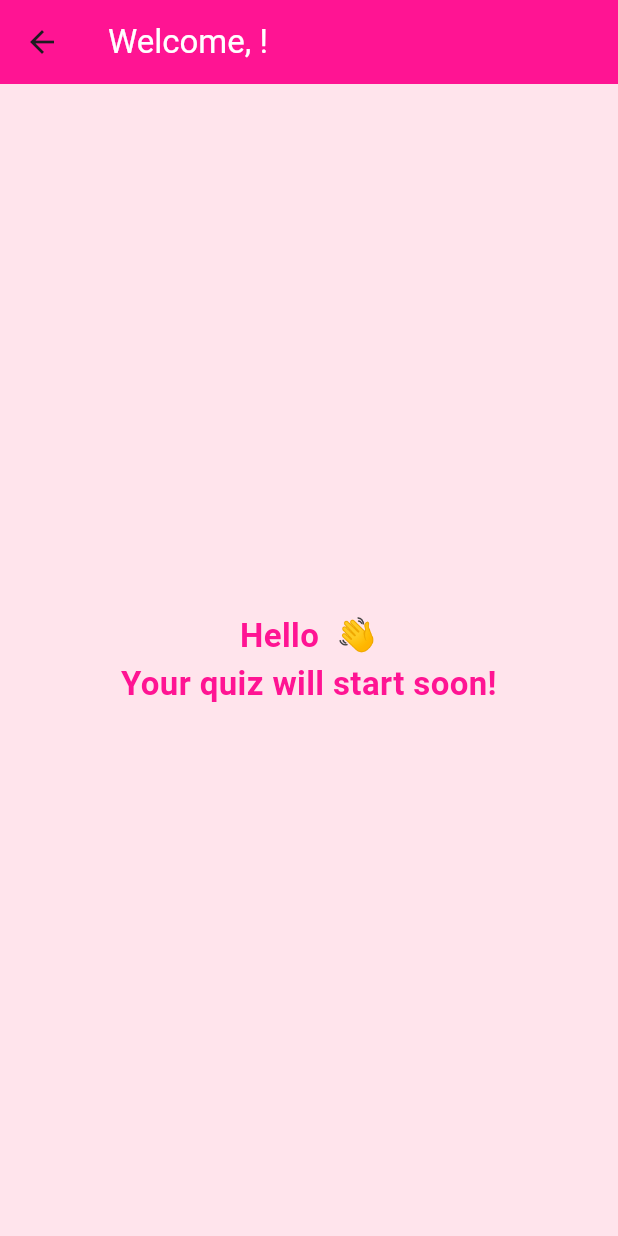
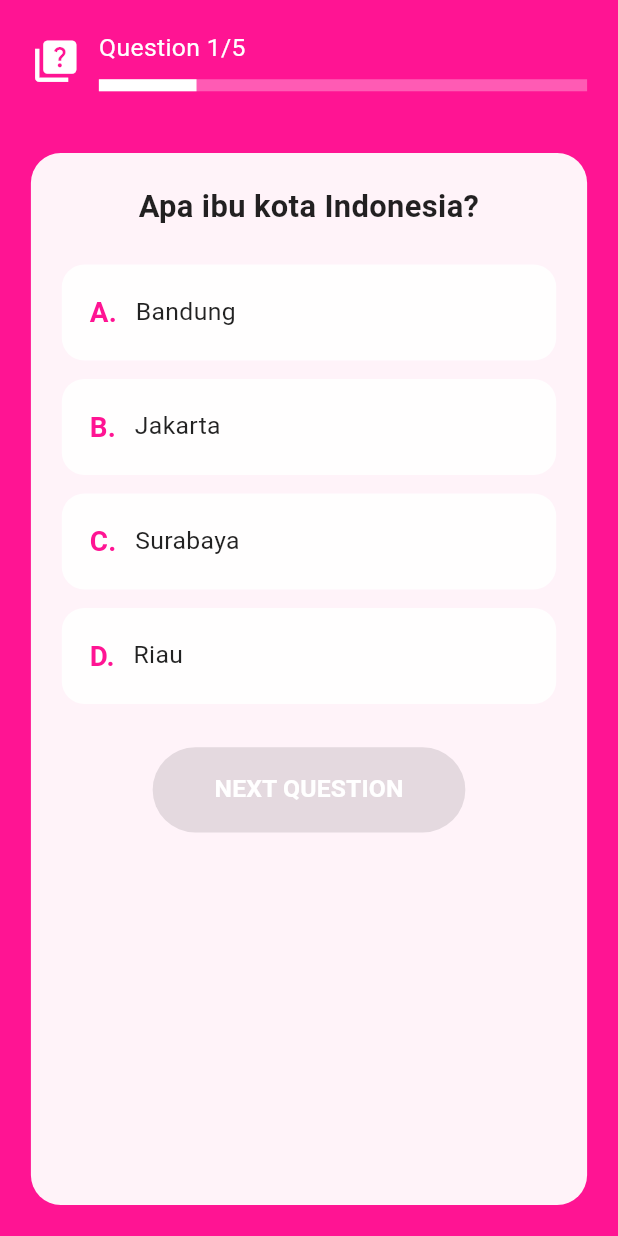
Before and after one commit to fadiyahmaisyarah/utslabpemmob_whizziequiz, a Flutter app: the QuizScreen screen opened directly with empty values, on a phone screen of 412 x 824 dp. Run offline on Flutter 3.47's test engine with Material 3 defaults, Android fonts, the phone set to English and light mode, and no system bars.

Commit message:
feat: create quiz screen with state management and create result screen with score display

```diff
--- a/lib/screen/quiz_screen.dart
+++ b/lib/screen/quiz_screen.dart
@@ -1,30 +1,171 @@
 import 'package:flutter/material.dart';
+import '../data/quiz_data.dart';
+import '../widgets/option_button.dart';
+import '../widgets/custom_button.dart';
+import 'result_screen.dart';
 
-class QuizScreen extends StatelessWidget {
+class QuizScreen extends StatefulWidget {
   final String userName;
 
   const QuizScreen({Key? key, required this.userName}) : super(key: key);
 
   @override
-  Widget build(BuildContext context) {
-    return Scaffold(
-      appBar: AppBar(
-        backgroundColor: const Color(0xFFFF1493),
-        title: Text(
-          'Welcome, $userName!',
-          style: const TextStyle(color: Colors.white),
+  State<QuizScreen> createState() => _QuizScreenState();
+}
+
+class _QuizScreenState extends State<QuizScreen> {
+  int currentQuestionIndex = 0;
+  int? selectedOptionIndex;
+  List<int?> userAnswers = List.filled(quizQuestions.length, null);
+
+  void _nextQuestion() {
+    if (selectedOptionIndex != null) {
+      setState(() {
+        userAnswers[currentQuestionIndex] = selectedOptionIndex;
+
+        if (currentQuestionIndex < quizQuestions.length - 1) {
+          currentQuestionIndex++;
+          selectedOptionIndex = userAnswers[currentQuestionIndex];
+        } else {
+          // Navigate to result screen
+          _goToResult();
+        }
+      });
+    }
+  }
+
+  void _goToResult() {
+    int score = 0;
+    for (int i = 0; i < quizQuestions.length; i++) {
+      if (userAnswers[i] == quizQuestions[i].correctAnswerIndex) {
+        score++;
+      }
+    }
+
+    Navigator.pushReplacement(
+      context,
+      MaterialPageRoute(
+        builder: (context) => ResultScreen(
+          userName: widget.userName,
+          score: score,
+          totalQuestions: quizQuestions.length,
         ),
       ),
-      backgroundColor: const Color(0xFFFFE4EC),
-      body: Center(
-        child: Text(
-          'Hello $userName 👋\nYour quiz will start soon!',
-          textAlign: TextAlign.center,
-          style: const TextStyle(
-            fontSize: 22,
-            fontWeight: FontWeight.bold,
-            color: Color(0xFFFF1493),
-          ),
+    );
+  }
+
+  @override
+  Widget build(BuildContext context) {
+    final screenHeight = MediaQuery.of(context).size.height;
+    final screenWidth = MediaQuery.of(context).size.width;
+    final currentQuestion = quizQuestions[currentQuestionIndex];
+
+    return Scaffold(
+      backgroundColor: const Color(0xFFFF1493),
+      body: SafeArea(
+        child: Column(
+          children: [
+            // Header dengan Progress
+            Padding(
+              padding: EdgeInsets.all(screenWidth * 0.05),
+              child: Row(
+                children: [
+                  Icon(Icons.quiz, color: Colors.white, size: screenWidth * 0.08),
+                  SizedBox(width: screenWidth * 0.03),
+                  Expanded(
+                    child: Column(
+                      crossAxisAlignment: CrossAxisAlignment.start,
+                      children: [
+                        Text(
+                          'Question ${currentQuestionIndex + 1}/${quizQuestions.length}',
+                          style: TextStyle(
+                            color: Colors.white,
+                            fontSize: screenWidth * 0.04,
+                          ),
+                        ),
+                        SizedBox(height: screenWidth * 0.02),
+                        LinearProgressIndicator(
+                          value: (currentQuestionIndex + 1) / quizQuestions.length,
+                          backgroundColor: Colors.white.withOpacity(0.3),
+                          valueColor: const AlwaysStoppedAnimation<Color>(Colors.white),
+                          minHeight: 8,
+                        ),
+                      ],
+                    ),
+                  ),
+                ],
+              ),
+            ),
+
+            // Question Card
+            Expanded(
+              child: Container(
+                width: screenWidth * 0.9,
+                margin: EdgeInsets.all(screenWidth * 0.05),
+                padding: EdgeInsets.all(screenWidth * 0.05),
+                decoration: BoxDecoration(
+                  color: Colors.white.withOpacity(0.95),
+                  borderRadius: BorderRadius.circular(20),
+                ),
+                child: SingleChildScrollView(
+                  child: Column(
+                    children: [
+                      // Gambar (jika ada)
+                      if (currentQuestion.imageUrl != null) ...[
+                        ClipRRect(
+                          borderRadius: BorderRadius.circular(15),
+                          child: Image.asset(
+                            currentQuestion.imageUrl!,
+                            height: screenHeight * 0.2,
+                            fit: BoxFit.contain,
+                          ),
+                        ),
+                        SizedBox(height: screenHeight * 0.02),
+                      ],
+
+                      // Pertanyaan
+                      Text(
+                        currentQuestion.question,
+                        style: TextStyle(
+                          fontSize: screenWidth * 0.05,
+                          fontWeight: FontWeight.bold,
+                          color: Colors.black87,
+                        ),
+                        textAlign: TextAlign.center,
+                      ),
+                      SizedBox(height: screenHeight * 0.03),
+
+                      // Pilihan Jawaban
+                      ...List.generate(
+                        currentQuestion.options.length,
+                            (index) => OptionButton(
+                          label: String.fromCharCode(65 + index) + '.',
+                          text: currentQuestion.options[index],
+                          isSelected: selectedOptionIndex == index,
+                          onTap: () {
+                            setState(() {
+                              selectedOptionIndex = index;
+                            });
+                          },
+                        ),
+                      ),
+
+                      SizedBox(height: screenHeight * 0.02),
+
+                      // Tombol Next/Finish
+                      CustomButton(
+                        text: currentQuestionIndex == quizQuestions.length - 1
+                            ? 'FINISH'
+                            : 'NEXT QUESTION',
+                        onPressed: _nextQuestion,
+                        isEnabled: selectedOptionIndex != null,
+                      ),
+                    ],
+                  ),
+                ),
+              ),
+            ),
+          ],
         ),
       ),
     );
```
Also changed, not shown: lib/screen/result_screen.dart (+143 -0 lines).
